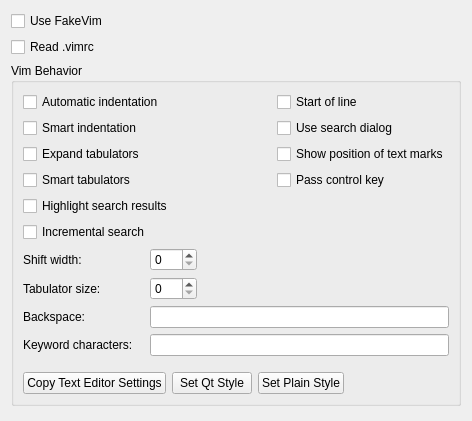
First picture: the form in src/plugins/fakevim/fakevimoptions.ui, repository qt-creator/qt-creator, before the edit.
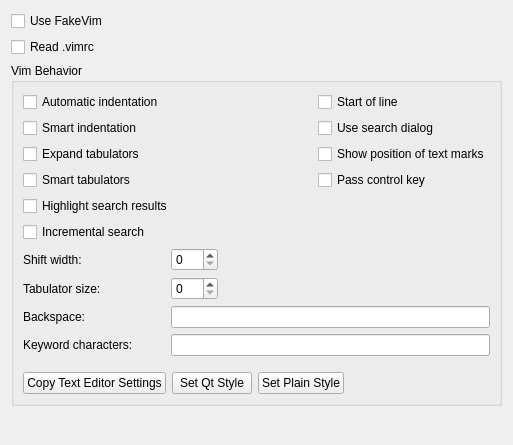
Second picture: the form after the edit.

The edit to the form file:
```diff
--- a/src/plugins/fakevim/fakevimoptions.ui
+++ b/src/plugins/fakevim/fakevimoptions.ui
@@ -6,8 +6,8 @@
    <rect>
     <x>0</x>
     <y>0</y>
-    <width>472</width>
-    <height>421</height>
+    <width>513</width>
+    <height>445</height>
    </rect>
   </property>
   <layout class="QVBoxLayout" name="verticalLayout_2">
```
Left out of the diff: 2 changed lines with no effect on the pictures.
